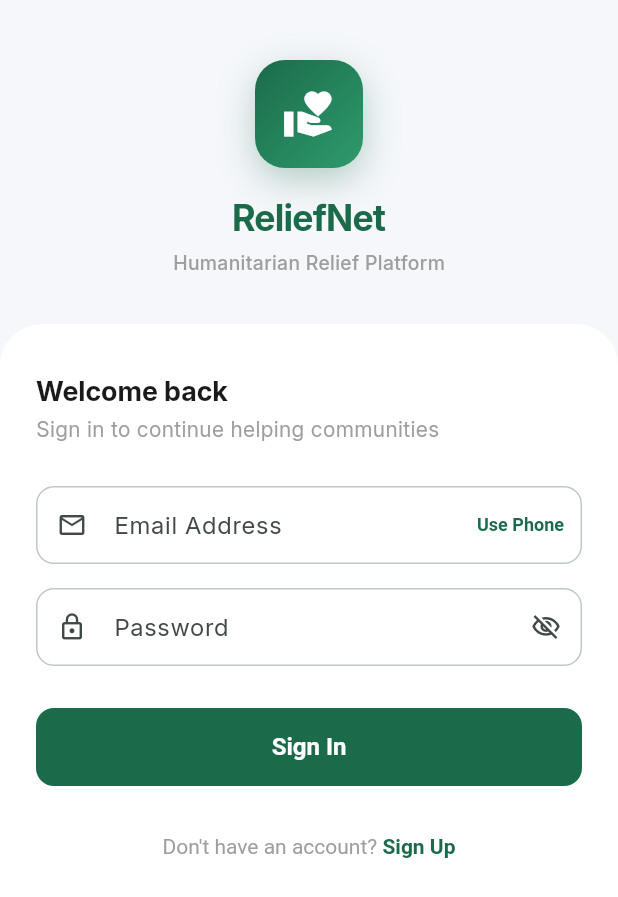
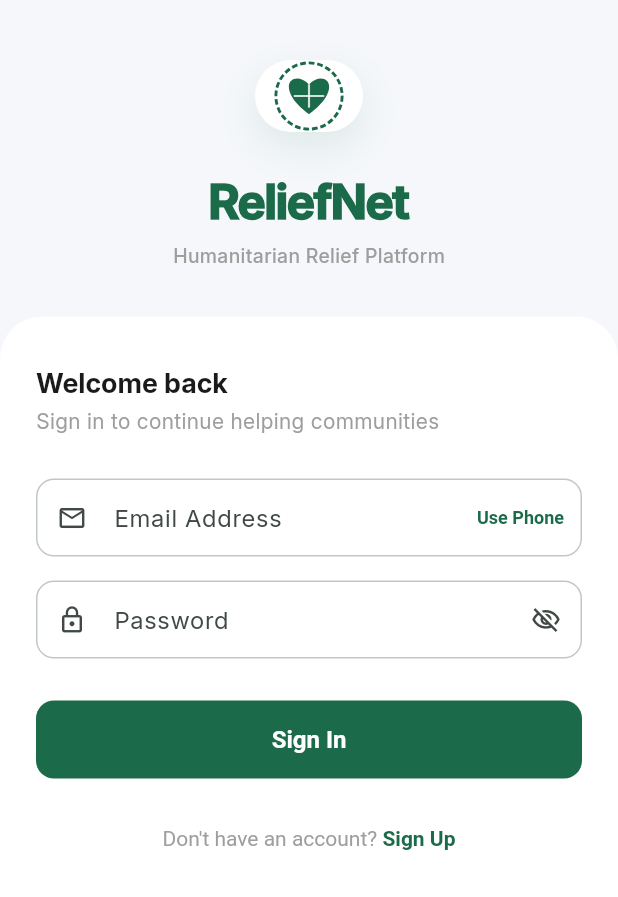
Before and after one commit to aysaljasim347-maker/ghareeb, a Flutter app: the screen it shows after launch, on a phone screen of 412 x 824 dp. Shown: the top 897 px of the screen. Run offline on Flutter 3.47's test engine with Material 3 defaults, Android fonts, the phone set to English and light mode, and no system bars; our stand-ins replace cached_network_image, dio, flutter_form_builder, flutter_map, flutter_riverpod, flutter_secure_storage and 9 more; missing offline and left inert: flutter_stripe.

Commit message:
before deplouemnt

```diff
--- a/flutter_app/lib/features/auth/presentation/login_screen.dart
+++ b/flutter_app/lib/features/auth/presentation/login_screen.dart
@@ -1,8 +1,9 @@
 import 'package:flutter/material.dart';
 import 'package:flutter_riverpod/flutter_riverpod.dart';
 import 'package:go_router/go_router.dart';
+import 'package:reliefnet_app/core/theme/app_theme.dart';
 import 'package:reliefnet_app/features/auth/presentation/auth_provider.dart';
-import 'package:reliefnet_app/core/theme/app_theme.dart';
+import 'package:reliefnet_app/widgets/reliefnet_logo.dart';
 
 class LoginScreen extends ConsumerStatefulWidget {
   const LoginScreen({super.key});
@@ -38,6 +39,7 @@ class _LoginScreenState extends ConsumerState<LoginScreen> {
   @override
   Widget build(BuildContext context) {
     final authState = ref.watch(authProvider);
+    final size = MediaQuery.of(context).size;
     final isLoading = authState.status == AuthStatus.loading;
 
     ref.listen<AuthState>(authProvider, (prev, next) {
@@ -57,6 +59,10 @@ class _LoginScreenState extends ConsumerState<LoginScreen> {
     return Scaffold(
       backgroundColor: const Color(0xFFF5F7FA),
       body: SafeArea(
+        child: SingleChildScrollView(
+          child: ConstrainedBox(
+            constraints: BoxConstraints(minHeight: size.height - MediaQuery.of(context).padding.top),
+            child: IntrinsicHeight(
               child: Column(
                 children: [
                   // ── Brand Header ──
@@ -69,7 +75,6 @@ class _LoginScreenState extends ConsumerState<LoginScreen> {
                         color: Colors.white,
                         borderRadius: BorderRadius.vertical(top: Radius.circular(28)),
                       ),
-                child: SingleChildScrollView(
                       padding: const EdgeInsets.fromLTRB(24, 32, 24, 24),
                       child: Form(
                         key: _formKey,
@@ -207,8 +212,10 @@ class _LoginScreenState extends ConsumerState<LoginScreen> {
                       ),
                     ),
                   ),
+                ],
               ),
-              ],
+            ),
+          ),
         ),
       ),
     );
@@ -226,37 +233,28 @@ class _BrandHeader extends StatelessWidget {
           ExcludeSemantics(
             child: Container(
               width: 72,
-              height: 72,
               decoration: BoxDecoration(
-                gradient: const LinearGradient(
-                  colors: [AppTheme.primaryColor, AppTheme.primaryLight],
-                  begin: Alignment.topLeft,
-                  end: Alignment.bottomRight,
-                ),
-                borderRadius: BorderRadius.circular(20),
+                color: Colors.white,
+                borderRadius: BorderRadius.circular(24),
                 boxShadow: [
                   BoxShadow(
-                    color: AppTheme.primaryColor.withValues(alpha: 0.3),
+                    color: AppTheme.primaryColor.withValues(alpha: 0.1),
                     blurRadius: 20,
-                    offset: const Offset(0, 8),
+                    offset: const Offset(0, 10),
                   ),
                 ],
               ),
-              child: const Icon(
-                Icons.volunteer_activism,
-                color: Colors.white,
-                size: 36,
+              child: const ReliefNetLogo(size: 48),
             ),
           ),
-          ),
-          const SizedBox(height: 16),
+          const SizedBox(height: 24),
           const Text(
             'ReliefNet',
             style: TextStyle(
-              fontSize: 24,
-              fontWeight: FontWeight.w800,
+              fontSize: 32,
+              fontWeight: FontWeight.w900,
               color: AppTheme.primaryColor,
-              letterSpacing: -0.5,
+              letterSpacing: -1.0,
             ),
           ),
           const SizedBox(height: 4),
--- a/flutter_app/lib/main.dart
+++ b/flutter_app/lib/main.dart
@@ -22,7 +22,7 @@ void main() async {
 }
 
 class ReliefNetApp extends ConsumerWidget {
-  const DisasterAidApp({super.key});
+  const ReliefNetApp({super.key});
 
   @override
   Widget build(BuildContext context, WidgetRef ref) {
--- a/flutter_app/lib/screens/beneficiary/inkind_board_screen.dart
+++ b/flutter_app/lib/screens/beneficiary/inkind_board_screen.dart
@@ -9,6 +9,7 @@ import 'package:reliefnet_app/providers/inkind_provider.dart';
 import 'package:reliefnet_app/widgets/error_view.dart';
 import 'package:reliefnet_app/widgets/shimmer_card.dart';
 import 'package:reliefnet_app/widgets/empty_state.dart';
+import 'package:reliefnet_app/widgets/reliefnet_logo.dart';
 import 'package:reliefnet_app/screens/shared/chat_screen.dart';
 
 class InKindBoardScreen extends ConsumerStatefulWidget {
@@ -242,7 +243,7 @@ class _MyClaimCardState extends ConsumerState<_MyClaimCard> {
             Container(
               height: 80, width: double.infinity,
               color: theme.colorScheme.primaryContainer.withValues(alpha: 0.3),
-              child: Icon(Icons.volunteer_activism, size: 40, color: theme.colorScheme.primary),
+              child: const ReliefNetLogo(size: 40),
             ),
 
           Padding(
--- a/flutter_app/lib/screens/donor/payment_screen.dart
+++ b/flutter_app/lib/screens/donor/payment_screen.dart
@@ -404,7 +404,7 @@ class _PaymentDetails extends StatelessWidget {
                 child: Column(
                   children: [
                     _BankInfoRow(label: "Bank", value: "HBL Pakistan"),
-                    _BankInfoRow(label: "Account", value: "DisasterAid Relief"),
+                    _BankInfoRow(label: "Account", value: "ReliefNet Relief"),
                     _BankInfoRow(label: "Account #", value: "0123456789"),
                     _BankInfoRow(label: "IBAN", value: "PK36HABB0000000123456702"),
                   ],
--- a/flutter_app/lib/screens/ngo/ngo_impact_dashboard_screen.dart
+++ b/flutter_app/lib/screens/ngo/ngo_impact_dashboard_screen.dart
@@ -179,7 +179,7 @@ class NgoImpactDashboardScreen extends ConsumerWidget {
 
   void _exportSummary(BuildContext context, NgoImpactMetrics impact) {
     final summary = '''
-NGO Impact Summary - DisasterAid
+NGO Impact Summary - ReliefNet
 -------------------------------
 Campaigns: ${impact.totalCampaigns}
 Raised: PKR ${NumberFormat('#,###').format(impact.totalRaised)}
--- a/flutter_app/lib/screens/volunteer/volunteer_dashboard_screen.dart
+++ b/flutter_app/lib/screens/volunteer/volunteer_dashboard_screen.dart
@@ -211,7 +211,7 @@ class VolunteerDashboardScreen extends ConsumerWidget {
 
   void _exportSummary(BuildContext context, VolunteerImpactStats stats) {
     final summary = '''
-Volunteer Impact Summary - DisasterAid
+Volunteer Impact Summary - ReliefNet
 --------------------------------------
 Lives Impacted: ${stats.peopleHelped}
 Tasks Completed: ${stats.totalCompleted}
--- /dev/null
+++ b/flutter_app/lib/widgets/reliefnet_logo.dart
@@ -0,0 +1,62 @@
+import 'package:flutter/material.dart';
+import 'package:flutter_svg/flutter_svg.dart';
+import 'package:reliefnet_app/core/theme/app_theme.dart';
+
+class ReliefNetLogo extends StatelessWidget {
+  final double size;
+  final Color? color;
+  final bool showText;
+
+  const ReliefNetLogo({
+    super.key,
+    this.size = 40,
+    this.color,
+    this.showText = false,
+  });
+
+  @override
+  Widget build(BuildContext context) {
+    final logoColor = color ?? AppTheme.primaryColor;
+
+    final logo = SvgPicture.string(
+      '''
+<svg width="100" height="100" viewBox="0 0 100 100" fill="none" xmlns="http://www.w3.org/2000/svg">
+  <!-- Outer Net Pattern (Simplified for small sizes) -->
+  <circle cx="50" cy="50" r="46" stroke="${_colorToHex(logoColor)}" stroke-width="4" stroke-dasharray="8 4"/>
+
+  <!-- Main Relief Symbol: Stylized Hands/Heart -->
+  <path d="M50 75C50 75 22 56 22 37C22 24 38 21 50 34C62 21 78 24 78 37C78 56 50 75 50 75Z" fill="${_colorToHex(logoColor)}"/>
+
+  <!-- Recognition Detail: Inner Mesh Line -->
+  <path d="M30 50H70" stroke="white" stroke-width="3" stroke-linecap="round" opacity="0.8"/>
+  <path d="M50 35V65" stroke="white" stroke-width="3" stroke-linecap="round" opacity="0.8"/>
+</svg>
+''',
+      width: size,
+      height: size,
+    );
+
+    if (!showText) return logo;
+
+    return Row(
+      mainAxisSize: MainAxisSize.min,
+      children: [
+        logo,
+        const SizedBox(width: 12),
+        Text(
+          'ReliefNet',
+          style: TextStyle(
+            fontSize: size * 0.6,
+            fontWeight: FontWeight.w800,
+            color: logoColor,
+            letterSpacing: -0.5,
+          ),
+        ),
+      ],
+    );
+  }
+
+  String _colorToHex(Color color) {
+    return '#${color.toARGB32().toRadixString(16).padLeft(8, '0').substring(2)}';
+  }
+}
```
Also changed, not shown: flutter_app/lib/config/env.dart (+17 -17 lines), 4 other files. Lines whose indentation alone changed are shown as unchanged.
